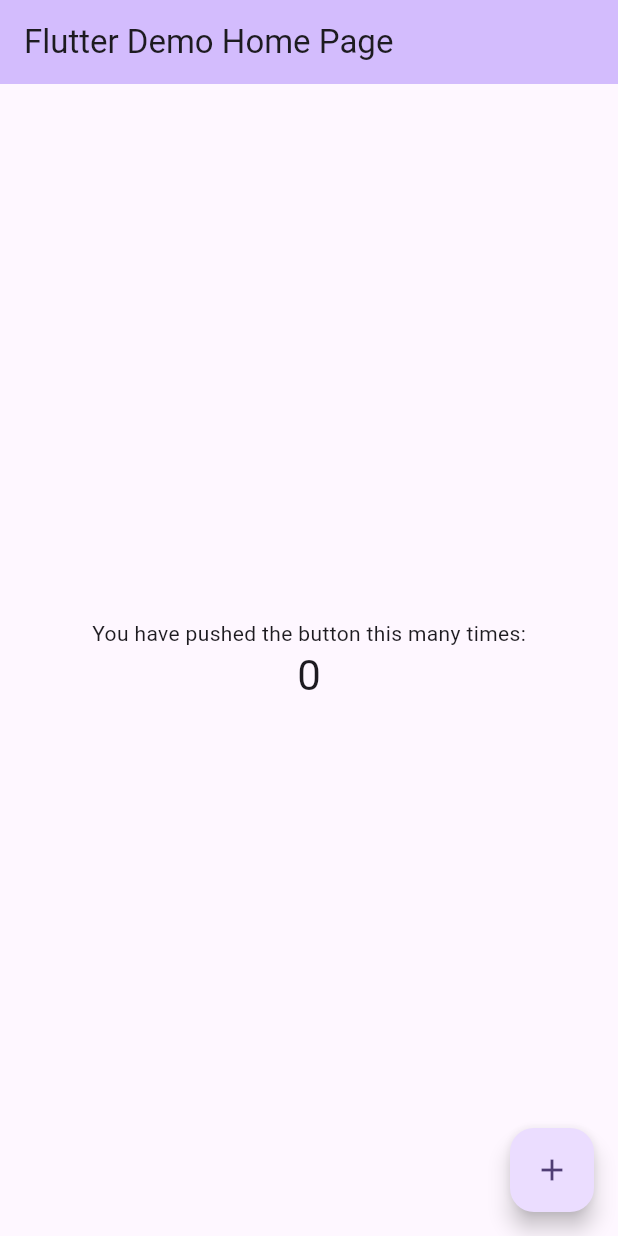
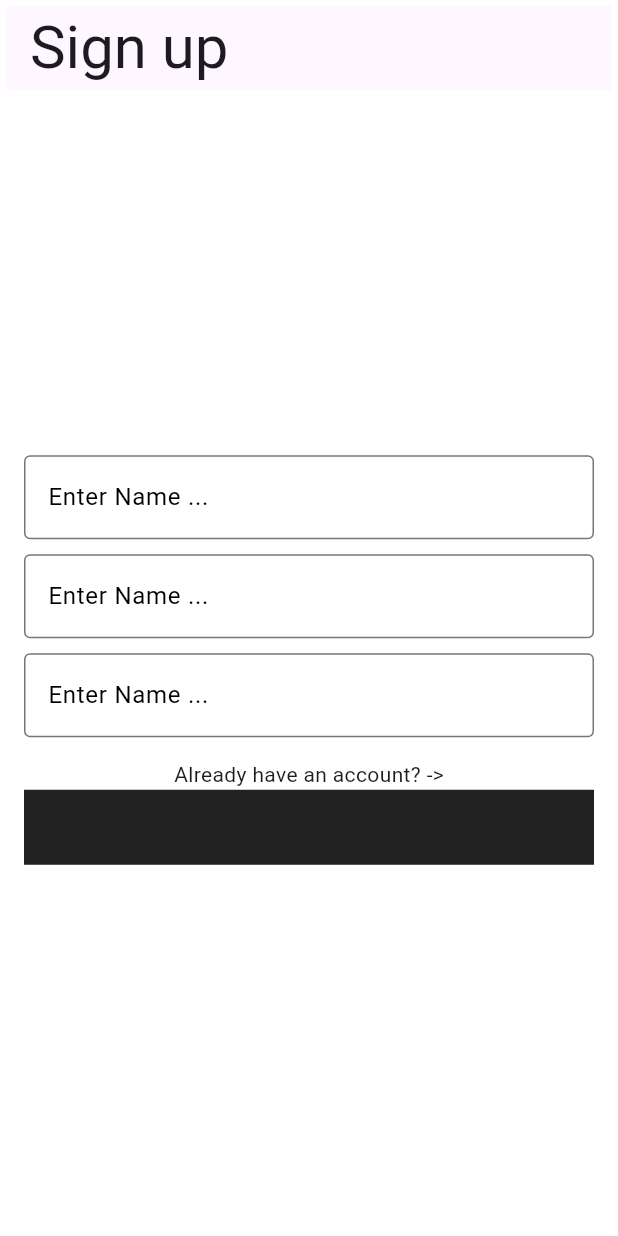
Before and after one commit to Parakkrama24/ar_funitur_mb, a Flutter app: the screen it shows after launch, on a phone screen of 412 x 824 dp. Run offline on Flutter 3.47's test engine with Material 3 defaults, Android fonts, the phone set to English and light mode, and no system bars.

Commit message:
main screen and sRegister screen

```diff
--- a/lib/main.dart
+++ b/lib/main.dart
@@ -1,4 +1,6 @@
 import 'package:flutter/material.dart';
+import 'package:kmwd/screens/Home.dart';
+import 'package:kmwd/screens/Register.dart';
 
 void main() {
   runApp(const MyApp());
@@ -10,116 +12,15 @@
   // This widget is the root of your application.
   @override
   Widget build(BuildContext context) {
-    return MaterialApp(
+    return const MaterialApp(
+      debugShowCheckedModeBanner: false,
       title: 'Flutter Demo',
-      theme: ThemeData(
-        // This is the theme of your application.
-        //
-        // TRY THIS: Try running your application with "flutter run". You'll see
-        // the application has a purple toolbar. Then, without quitting the app,
-        // try changing the seedColor in the colorScheme below to Colors.green
-        // and then invoke "hot reload" (save your changes or press the "hot
-        // reload" button in a Flutter-supported IDE, or press "r" if you used
-        // the command line to start the app).
-        //
-        // Notice that the counter didn't reset back to zero; the application
-        // state is not lost during the reload. To reset the state, use hot
-        // restart instead.
-        //
-        // This works for code too, not just values: Most code changes can be
-        // tested with just a hot reload.
-        colorScheme: ColorScheme.fromSeed(seedColor: Colors.deepPurple),
-        useMaterial3: true,
+      home: SafeArea(
+        child: Padding(
+          padding: EdgeInsets.all(4),
+          child: Register()
+        ),
       ),
-      home: const MyHomePage(title: 'Flutter Demo Home Page'),
     );
   }
 }
-
-class MyHomePage extends StatefulWidget {
-  const MyHomePage({super.key, required this.title});
-
-  // This widget is the home page of your application. It is stateful, meaning
-  // that it has a State object (defined below) that contains fields that affect
-  // how it looks.
-
-  // This class is the configuration for the state. It holds the values (in this
-  // case the title) provided by the parent (in this case the App widget) and
-  // used by the build method of the State. Fields in a Widget subclass are
-  // always marked "final".
-
-  final String title;
-
-  @override
-  State<MyHomePage> createState() => _MyHomePageState();
-}
-
-class _MyHomePageState extends State<MyHomePage> {
-  int _counter = 0;
-
-  void _incrementCounter() {
-    setState(() {
-      // This call to setState tells the Flutter framework that something has
-      // changed in this State, which causes it to rerun the build method below
-      // so that the display can reflect the updated values. If we changed
-      // _counter without calling setState(), then the build method would not be
-      // called again, and so nothing would appear to happen.
-      _counter++;
-    });
-  }
-
-  @override
-  Widget build(BuildContext context) {
-    // This method is rerun every time setState is called, for instance as done
-    // by the _incrementCounter method above.
-    //
-    // The Flutter framework has been optimized to make rerunning build methods
-    // fast, so that you can just rebuild anything that needs updating rather
-    // than having to individually change instances of widgets.
-    return Scaffold(
-      appBar: AppBar(
-        // TRY THIS: Try changing the color here to a specific color (to
-        // Colors.amber, perhaps?) and trigger a hot reload to see the AppBar
-        // change color while the other colors stay the same.
-        backgroundColor: Theme.of(context).colorScheme.inversePrimary,
-        // Here we take the value from the MyHomePage object that was created by
-        // the App.build method, and use it to set our appbar title.
-        title: Text(widget.title),
-      ),
-      body: Center(
-        // Center is a layout widget. It takes a single child and positions it
-        // in the middle of the parent.
-        child: Column(
-          // Column is also a layout widget. It takes a list of children and
-          // arranges them vertically. By default, it sizes itself to fit its
-          // children horizontally, and tries to be as tall as its parent.
-          //
-          // Column has various properties to control how it sizes itself and
-          // how it positions its children. Here we use mainAxisAlignment to
-          // center the children vertically; the main axis here is the vertical
-          // axis because Columns are vertical (the cross axis would be
-          // horizontal).
-          //
-          // TRY THIS: Invoke "debug painting" (choose the "Toggle Debug Paint"
-          // action in the IDE, or press "p" in the console), to see the
-          // wireframe for each widget.
-          mainAxisAlignment: MainAxisAlignment.center,
-          children: <Widget>[
-            const Text(
-              'You have pushed the button this many times:',
-            ),
-            Text(
-              '$_counter',
-              style: Theme.of(context).textTheme.headlineMedium,
-            ),
-          ],
-        ),
-      ),
-      floatingActionButton: FloatingActionButton(
-        onPressed: _incrementCounter,
-        tooltip: 'Increment',
-        child: const Icon(Icons.add),
-      ), // This trailing comma makes auto-formatting nicer for build methods.
-    );
-  }
-}
--- a/lib/screens/Home.dart
+++ b/lib/screens/Home.dart
@@ -0,0 +1,15 @@
+
+import 'package:flutter/material.dart';
+
+class Home extends StatelessWidget {
+  const Home({super.key});
+
+  @override
+  Widget build(BuildContext context) {
+    return Scaffold(
+      appBar: AppBar(
+        title: Text('Home'),
+      )
+    );
+  }
+}
--- /dev/null
+++ b/lib/screens/Register.dart
@@ -0,0 +1,67 @@
+import 'package:flutter/material.dart';
+import 'package:kmwd/styles/Style.dart';
+
+class Register extends StatefulWidget {
+  const Register({super.key});
+
+  @override
+  State<Register> createState() => _RegisterState();
+}
+
+class _RegisterState extends State<Register> {
+  TextEditingController NameController = TextEditingController();
+  TextEditingController Email = TextEditingController();
+  TextEditingController Password = TextEditingController();
+  @override
+  Widget build(BuildContext context) {
+    return Scaffold(
+      backgroundColor: Colors.white,
+      appBar: AppBar(
+        title: const Text(
+          "Sign up",
+          style: TextStyle(fontSize: 40),
+        ),
+      ),
+      body: Padding(
+        padding: const EdgeInsets.all(12.0),
+        child: Container(
+          height: double.infinity,
+          color: Colors.white,
+          child: Column(
+            mainAxisAlignment: MainAxisAlignment.center,
+            children: [
+              TextField(
+                controller: NameController,
+                decoration: apptextDecoration.main(hinttext_: "Enter Name ..."),
+              ),
+              const SizedBox(
+                height: 10,
+              ),
+              TextField(
+                controller: NameController,
+                decoration: apptextDecoration.main(hinttext_: "Enter Name ..."),
+              ),
+              const SizedBox(
+                height: 10,
+              ),
+              TextField(
+                controller: NameController,
+                decoration: apptextDecoration.main(hinttext_: "Enter Name ..."),
+              ),
+               const SizedBox(
+                height: 15,
+              ),
+              GestureDetector(child: Text("Already have an account? ->")),
+              Container(
+                height: 50,
+                width: double.infinity,
+                decoration: buttonDecoration.main(),
+              )
+
+            ],
+          ),
+        ),
+      ),
+    );
+  }
+}
--- /dev/null
+++ b/lib/styles/Style.dart
@@ -0,0 +1,23 @@
+import 'package:flutter/material.dart';
+
+class apptextDecoration{
+  static InputDecoration main({
+    hinttext_="Enter...."
+  }){
+    return InputDecoration(
+      border: const OutlineInputBorder(),
+      hintText: hinttext_,
+      hintStyle: const TextStyle(color: Colors.black),
+
+    );
+
+  }
+}
+
+class buttonDecoration{
+  static BoxDecoration main({ color_ = Colors.black87}){
+    return BoxDecoration(
+      color: color_,
+    );
+  }
+}
```
